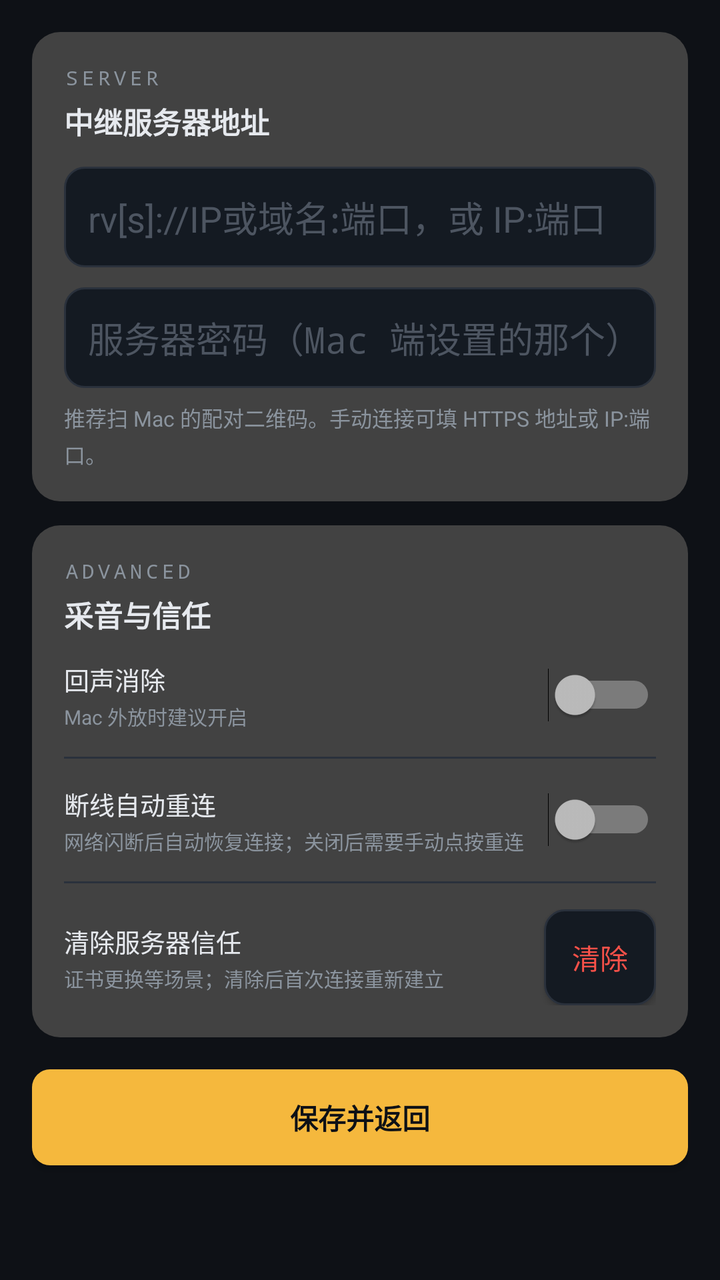
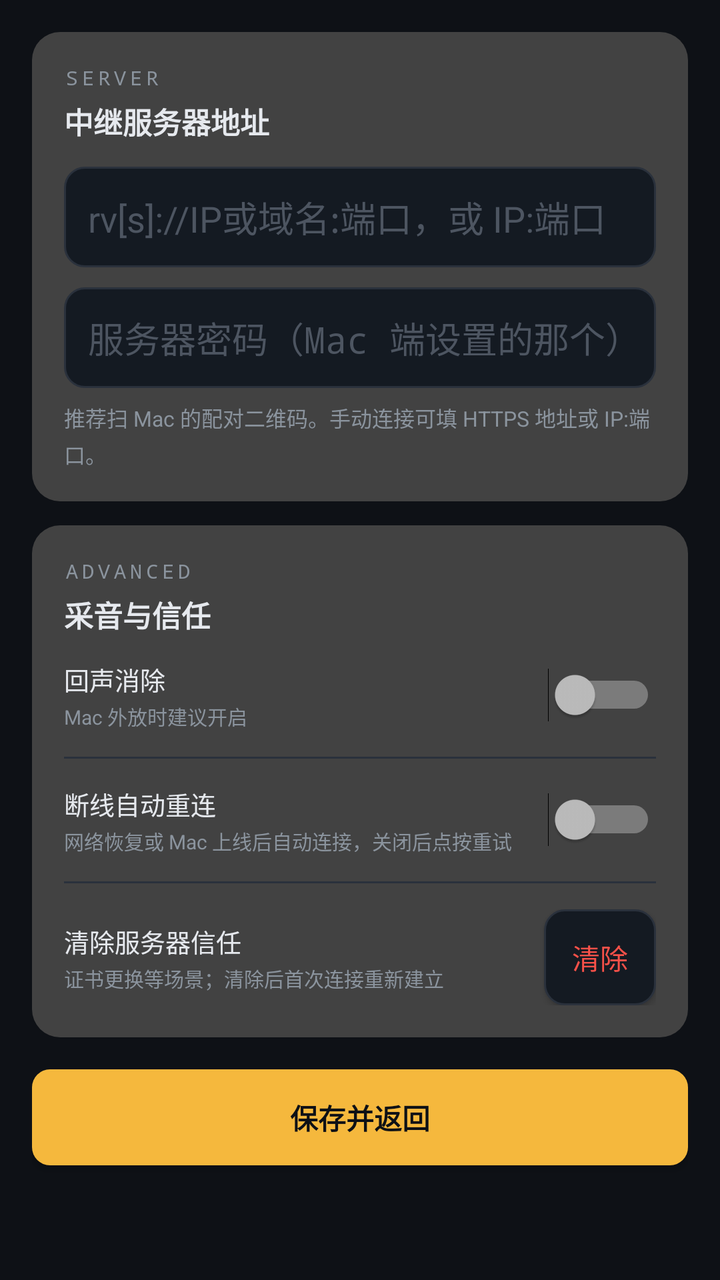

An Android layout rendered at two revisions. The XML below is the earlier revision; the diff shows what the commit changed to produce the second picture.
<!-- AndroidManifest.xml: application theme RVTheme -->
<!-- res/layout/activity_settings.xml -->
<?xml version="1.0" encoding="utf-8"?>
<ScrollView xmlns:android="http://schemas.android.com/apk/res/android"
    android:layout_width="match_parent"
    android:layout_height="match_parent">

    <LinearLayout
        android:layout_width="match_parent"
        android:layout_height="wrap_content"
        android:orientation="vertical"
        android:padding="16dp">

        
        <LinearLayout
            android:layout_width="match_parent"
            android:layout_height="wrap_content"
            android:background="@drawable/bg_card"
            android:orientation="vertical"
            android:padding="16dp">

            <TextView
                android:layout_width="wrap_content"
                android:layout_height="wrap_content"
                android:fontFamily="monospace"
                android:letterSpacing="0.2"
                android:text="@string/sect_server"
                android:textColor="@color/rv_tx2"
                android:textSize="10sp" />

            <TextView
                android:layout_width="wrap_content"
                android:layout_height="wrap_content"
                android:layout_marginTop="4dp"
                android:text="@string/label_server"
                android:textColor="@color/rv_tx"
                android:textSize="14.5sp"
                android:textStyle="bold" />

            <EditText
                android:id="@+id/edit_server"
                android:layout_width="match_parent"
                android:layout_height="wrap_content"
                android:layout_marginTop="12dp"
                android:background="@drawable/bg_field"
                android:hint="@string/hint_server"
                android:inputType="text"
                android:maxLines="1"
                android:padding="12dp"
                android:textColor="@color/rv_tx"
                android:textColorHint="@color/rv_tx3" />

            <EditText
                android:id="@+id/edit_password"
                android:layout_width="match_parent"
                android:layout_height="wrap_content"
                android:layout_marginTop="10dp"
                android:background="@drawable/bg_field"
                android:hint="服务器密码（Mac 端设置的那个）"
                android:inputType="textPassword"
                android:maxLines="1"
                android:padding="12dp"
                android:textColor="@color/rv_tx"
                android:textColorHint="@color/rv_tx3" />

            <TextView
                android:layout_width="match_parent"
                android:layout_height="wrap_content"
                android:layout_marginTop="7dp"
                android:lineSpacingExtra="3dp"
                android:text="@string/hint_server_desc"
                android:textColor="@color/rv_tx2"
                android:textSize="10.5sp" />
        </LinearLayout>

        
        <LinearLayout
            android:layout_width="match_parent"
            android:layout_height="wrap_content"
            android:layout_marginTop="12dp"
            android:background="@drawable/bg_card"
            android:orientation="vertical"
            android:padding="16dp">

            <TextView
                android:layout_width="wrap_content"
                android:layout_height="wrap_content"
                android:fontFamily="monospace"
                android:letterSpacing="0.2"
                android:text="@string/sect_advanced"
                android:textColor="@color/rv_tx2"
                android:textSize="10sp" />

            <TextView
                android:layout_width="wrap_content"
                android:layout_height="wrap_content"
                android:layout_marginTop="4dp"
                android:text="@string/label_advanced_title"
                android:textColor="@color/rv_tx"
                android:textSize="14.5sp"
                android:textStyle="bold" />

            <LinearLayout
                android:layout_width="match_parent"
                android:layout_height="wrap_content"
                android:layout_marginTop="12dp"
                android:gravity="center_vertical"
                android:orientation="horizontal">

                <LinearLayout
                    android:layout_width="0dp"
                    android:layout_height="wrap_content"
                    android:layout_weight="1"
                    android:orientation="vertical">

                    <TextView
                        android:layout_width="wrap_content"
                        android:layout_height="wrap_content"
                        android:text="@string/label_aec"
                        android:textColor="@color/rv_tx"
                        android:textSize="12.5sp" />

                    <TextView
                        android:layout_width="wrap_content"
                        android:layout_height="wrap_content"
                        android:layout_marginTop="2dp"
                        android:text="@string/label_aec_desc"
                        android:textColor="@color/rv_tx2"
                        android:textSize="10sp" />
                </LinearLayout>

                <Switch
                    android:id="@+id/switch_aec"
                    android:layout_width="wrap_content"
                    android:layout_height="wrap_content" />
            </LinearLayout>

            <View
                android:layout_width="match_parent"
                android:layout_height="1dp"
                android:layout_marginTop="13dp"
                android:layout_marginBottom="13dp"
                android:background="@color/rv_line" />

            <LinearLayout
                android:layout_width="match_parent"
                android:layout_height="wrap_content"
                android:gravity="center_vertical"
                android:orientation="horizontal">

                <LinearLayout
                    android:layout_width="0dp"
                    android:layout_height="wrap_content"
                    android:layout_weight="1"
                    android:orientation="vertical">

                    <TextView
                        android:layout_width="wrap_content"
                        android:layout_height="wrap_content"
                        android:text="断线自动重连"
                        android:textColor="@color/rv_tx"
                        android:textSize="12.5sp" />

                    <TextView
                        android:layout_width="wrap_content"
                        android:layout_height="wrap_content"
                        android:layout_marginTop="2dp"
                        android:text="网络闪断后自动恢复连接；关闭后需要手动点按重连"
                        android:textColor="@color/rv_tx2"
                        android:textSize="10sp" />
                </LinearLayout>

                <Switch
                    android:id="@+id/switch_auto_reconnect"
                    android:layout_width="wrap_content"
                    android:layout_height="wrap_content" />
            </LinearLayout>

            <View
                android:layout_width="match_parent"
                android:layout_height="1dp"
                android:layout_marginTop="13dp"
                android:layout_marginBottom="13dp"
                android:background="@color/rv_line" />

            <LinearLayout
                android:layout_width="match_parent"
                android:layout_height="wrap_content"
                android:gravity="center_vertical"
                android:orientation="horizontal">

                <LinearLayout
                    android:layout_width="0dp"
                    android:layout_height="wrap_content"
                    android:layout_weight="1"
                    android:orientation="vertical">

                    <TextView
                        android:layout_width="wrap_content"
                        android:layout_height="wrap_content"
                        android:text="@string/label_trust"
                        android:textColor="@color/rv_tx"
                        android:textSize="12.5sp" />

                    <TextView
                        android:layout_width="wrap_content"
                        android:layout_height="wrap_content"
                        android:layout_marginTop="2dp"
                        android:text="@string/label_trust_desc"
                        android:textColor="@color/rv_tx2"
                        android:textSize="10sp" />
                </LinearLayout>

                <Button
                    android:id="@+id/btn_clear_trust"
                    android:layout_width="wrap_content"
                    android:layout_height="wrap_content"
                    android:background="@drawable/bg_iconbtn"
                    android:minWidth="0dp"
                    android:paddingStart="14dp"
                    android:paddingEnd="14dp"
                    android:text="@string/btn_trust_clear"
                    android:textAllCaps="false"
                    android:textColor="@color/rv_red" />
            </LinearLayout>
        </LinearLayout>

        <Button
            android:id="@+id/btn_back"
            android:layout_width="match_parent"
            android:layout_height="wrap_content"
            android:layout_marginTop="16dp"
            android:layout_marginBottom="12dp"
            android:background="@drawable/bg_brand"
            android:text="@string/btn_save_back"
            android:textAllCaps="false"
            android:textColor="@color/rv_bg"
            android:textSize="14sp"
            android:textStyle="bold" />
    </LinearLayout>
</ScrollView>
<!-- resources referenced by this layout -->
<resources>
  <color name="rv_bg">#0E1116</color>
  <color name="rv_line">#2A313C</color>
  <color name="rv_red">#F85149</color>
  <color name="rv_tx">#E6E9EE</color>
  <color name="rv_tx2">#8B949E</color>
  <color name="rv_tx3">#4D5561</color>
  <!-- drawable bg_brand (drawable) -->
  <?xml version="1.0" encoding="utf-8"?>
  <shape xmlns:android="http://schemas.android.com/apk/res/android">
      <solid android:color="@color/rv_amber" />
      <corners android:radius="9dp" />
  </shape>
  <!-- drawable bg_card (drawable) -->
  <?xml version="1.0" encoding="utf-8"?>
  <shape xmlns:android="http://schemas.android.com/apk/res/android"
      android:shape="rectangle">
      <solid android:color="?android:attr/colorBackgroundFloating" />
      <corners android:radius="14dp" />
  </shape>
  <!-- drawable bg_field (drawable) -->
  <?xml version="1.0" encoding="utf-8"?>
  <shape xmlns:android="http://schemas.android.com/apk/res/android">
      <solid android:color="@color/rv_field" />
      <stroke android:width="1dp" android:color="@color/rv_line" />
      <corners android:radius="10dp" />
  </shape>
  <!-- drawable bg_iconbtn (drawable) -->
  <?xml version="1.0" encoding="utf-8"?>
  <shape xmlns:android="http://schemas.android.com/apk/res/android">
      <solid android:color="@color/rv_field" />
      <stroke android:width="1dp" android:color="@color/rv_line" />
      <corners android:radius="10dp" />
  </shape>
  <string name="btn_save_back">保存并返回</string>
  <string name="btn_trust_clear">清除</string>
  <string name="hint_server">rv[s]://IP或域名:端口，或 IP:端口</string>
  <string name="hint_server_desc">推荐扫 Mac 的配对二维码。手动连接可填 HTTPS 地址或 IP:端口。</string>
  <string name="label_advanced_title">采音与信任</string>
  <string name="label_aec">回声消除</string>
  <string name="label_aec_desc">Mac 外放时建议开启</string>
  <string name="label_server">中继服务器地址</string>
  <string name="label_trust">清除服务器信任</string>
  <string name="label_trust_desc">证书更换等场景；清除后首次连接重新建立</string>
  <string name="sect_advanced">ADVANCED</string>
  <string name="sect_server">SERVER</string>
  <style name="RVTheme" parent="@android:style/Theme.Material.NoActionBar">
          <item name="android:windowBackground">@color/rv_bg</item>
          <item name="android:statusBarColor">@color/rv_bg</item>
          <item name="android:navigationBarColor">@color/rv_bg</item>
          <item name="android:colorAccent">@color/rv_amber</item>
          <item name="android:colorControlActivated">@color/rv_amber</item>
          <item name="android:colorControlNormal">@color/rv_tx2</item>
          <item name="android:textColorPrimary">@color/rv_tx</item>
          <item name="android:textColorSecondary">@color/rv_tx2</item>
      </style>
  <color name="rv_amber">#F5B83D</color>
  <color name="rv_field">#141A22</color>
</resources>

<!-- the commit's change to res/layout/activity_settings.xml (unified diff, before → after) -->
@@ -163,7 +163,7 @@
                         android:layout_width="wrap_content"
                         android:layout_height="wrap_content"
                         android:layout_marginTop="2dp"
-                        android:text="网络闪断后自动恢复连接；关闭后需要手动点按重连"
+                        android:text="网络恢复或 Mac 上线后自动连接，关闭后点按重试"
                         android:textColor="@color/rv_tx2"
                         android:textSize="10sp" />
                 </LinearLayout>
